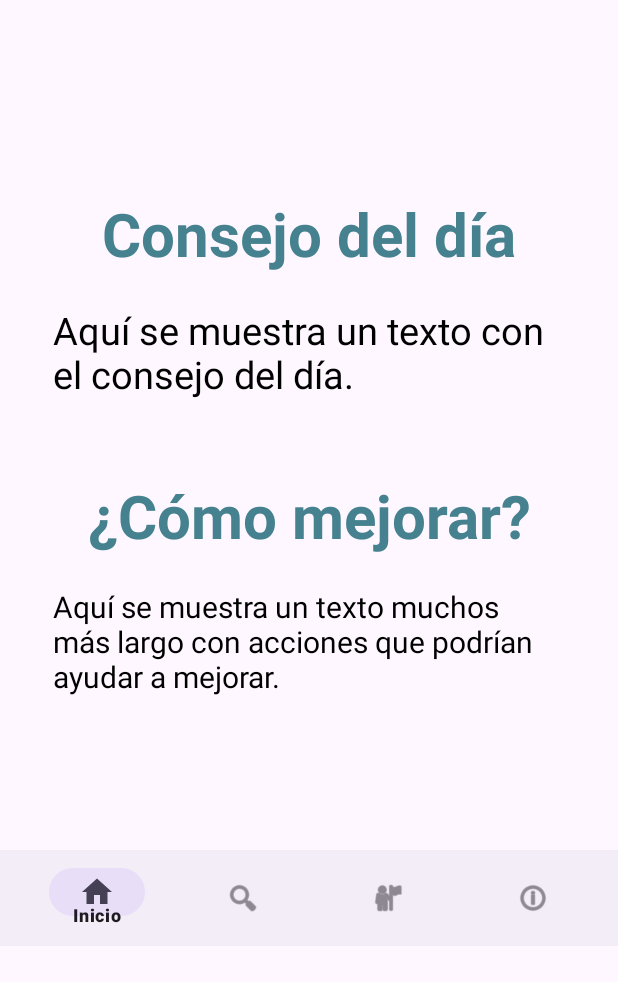
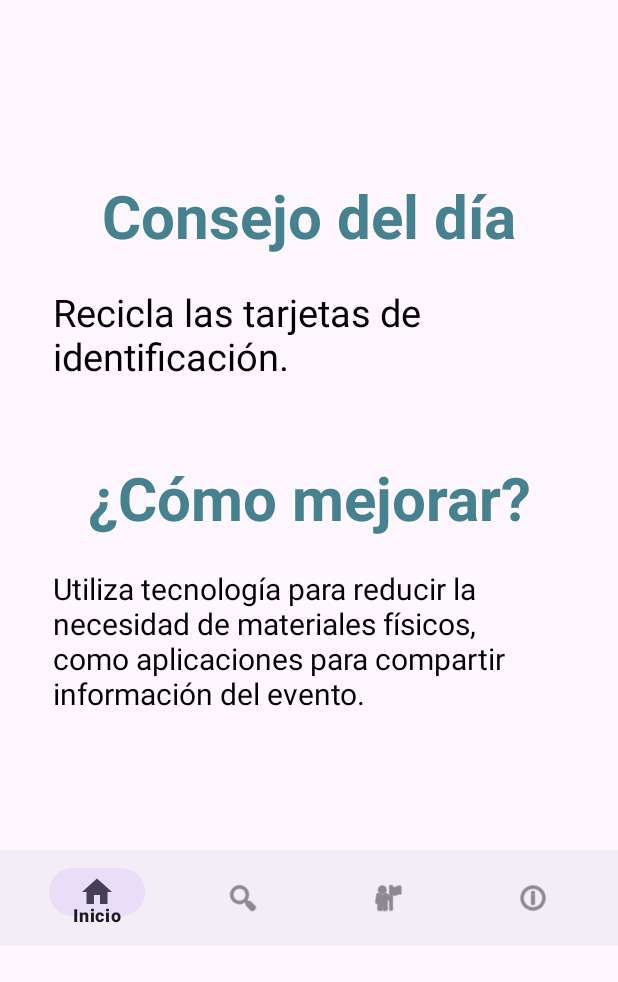
Before and after one commit to SantiagoNoguera/AplicacionesMovilesIntermedio, an Android app: the TipsActivity screen opened directly, with no data from a screen before it, on a phone screen of 412 x 824 dp, the part 188-1170 px from its top. Run offline under Robolectric (Android 15) with nearby library versions, the phone set to English and light mode, and no system bars.

Commit message:
Lógica de la vista de consejos.

```diff
--- a/app/src/main/java/com/atenea/ecoevent/TipsActivity.java
+++ b/app/src/main/java/com/atenea/ecoevent/TipsActivity.java
@@ -6,10 +6,18 @@ import androidx.appcompat.app.AppCompatActivity;
 import android.content.Intent;
 import android.os.Bundle;
 import android.view.MenuItem;
+import android.widget.TextView;
 
 import com.google.android.material.bottomappbar.BottomAppBar;
 import com.google.android.material.bottomnavigation.BottomNavigationView;
 import com.google.android.material.navigation.NavigationBarView;
+
+import java.io.BufferedReader;
+import java.io.File;
+import java.io.FileReader;
+import java.io.IOException;
+import java.util.ArrayList;
+import java.util.Random;
 
 public class TipsActivity extends AppCompatActivity {
 
@@ -17,6 +25,38 @@ public class TipsActivity extends AppCompatActivity {
     protected void onCreate(Bundle savedInstanceState) {
         super.onCreate(savedInstanceState);
         setContentView(R.layout.activity_tips);
+
+        //Referencias a elementos de la vista.
+        TextView dailyTV = findViewById(R.id.tv_daily);
+        TextView improveTV = findViewById(R.id.tv_improve);
+
+        //Leer el archivo que contiene los consejos a mostrar.
+        File dataTips = new File(getFilesDir(), "tips.txt");
+        ArrayList<String> tips = new ArrayList<>();
+
+        try {
+            BufferedReader reader = new BufferedReader(new FileReader(dataTips));
+            String lineContent;
+
+            while ((lineContent = reader.readLine()) != null) {
+                //Agregar a la lista el contenido del archivo.
+                tips.add(lineContent);
+            }
+
+            reader.close();
+        } catch (IOException e) {
+            e.printStackTrace();
+        }
+
+        //Mostrar los consejos en la vista de forma aleatoria.
+        Random random = new Random();
+        Integer randomIndex = random.nextInt(tips.size());
+
+        String dailyTip = tips.get(randomIndex).split(";")[0];
+        String improveTip = tips.get(randomIndex).split(";")[1];
+
+        dailyTV.setText(dailyTip);
+        improveTV.setText(improveTip);
 
         //Configuración de la barra inferior.
         BottomAppBar bottomAppBar = findViewById(R.id.bottom_app_bar);
--- a/app/src/main/res/layout/activity_tips.xml
+++ b/app/src/main/res/layout/activity_tips.xml
@@ -5,15 +5,6 @@
     android:layout_width="match_parent"
     android:layout_height="match_parent"
     tools:context=".TipsActivity">
-
-    <!--<ImageView
-        android:id="@+id/imageView6"
-        android:layout_width="wrap_content"
-        android:layout_height="wrap_content"
-        app:srcCompat="@drawable/tips"
-        tools:layout_editor_absoluteX="2dp"
-        tools:layout_editor_absoluteY="1dp"
-        tools:ignore="MissingConstraints" />-->
 
     <LinearLayout
         android:layout_width="match_parent"
```
Also changed, not shown: app/src/main/java/com/atenea/ecoevent/MainActivity.java (+22 -5 lines).
